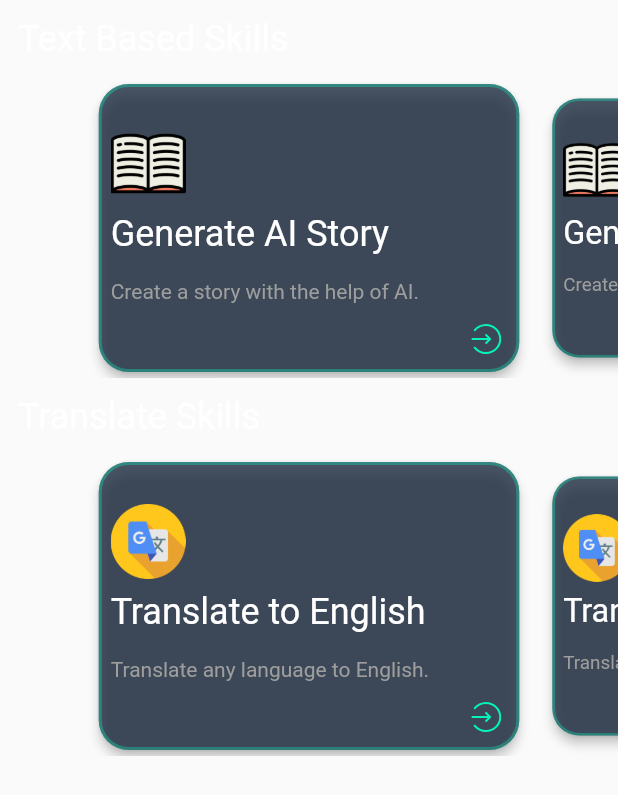
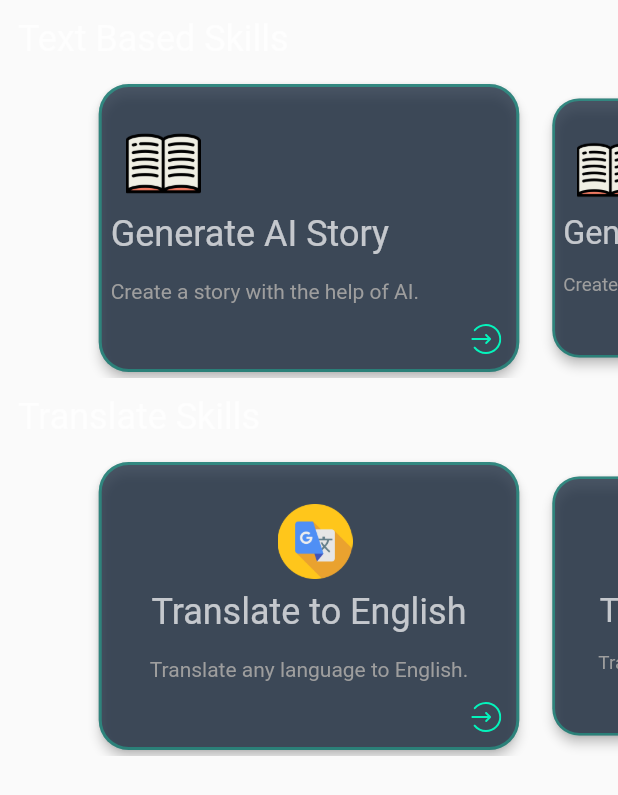
Before and after one commit to LocaFi/bardly-mobile-app, a Flutter app: the ExplorePage widget shown alone on an empty page, opened directly, on a phone screen of 412 x 824 dp. Shown: the top 795 px of the screen. Run offline on Flutter 3.47's test engine with Material 2 defaults, Android fonts, the phone set to English and light mode, and no system bars; our stand-ins replace dio, flutter_bloc, flutter_secure_storage, flutter_svg, get, shared_preferences and 1 more; missing offline and left inert: bottom_bar_matu, cupertino_onboarding, mobile_chat_ui, pretty_logger; accounts and stored records are empty; network calls fail; statements that could not run were skipped.

Commit message:
app design changed

```diff
--- a/lib/views/explore/explore_page.dart
+++ b/lib/views/explore/explore_page.dart
@@ -19,11 +19,11 @@ class _ExplorePageState extends State<ExplorePage> {
             child: Column(
               crossAxisAlignment: CrossAxisAlignment.start,
               children: [
-                const Padding(
+                 Padding(
                   padding: EdgeInsets.only(left: 12.0, top: 12, bottom: 12),
                   child: Text(
                     'Text Based Skills',
-                    style: TextStyle(color: Colors.white, fontSize: 24),
+                    style: TextStyle(color: Colors.white.withOpacity(0.7), fontSize: 24),
                   ),
                 ),
                 SizedBox(
@@ -55,18 +55,18 @@ class _ExplorePageState extends State<ExplorePage> {
                               ),
                               Padding(
                                 padding:
-                                    const EdgeInsets.only(left: 8.0, top: 8),
+                                    const EdgeInsets.only(left: 18.0, top: 8),
                                 child: SizedBox(
                                     height: 50,
                                     width: 50,
                                     child: Image.asset('assets/book.png')),
                               ),
-                              const Padding(
+                               Padding(
                                 padding: EdgeInsets.all(8.0),
                                 child: Text(
                                   "Generate AI Story",
                                   style: TextStyle(
-                                      fontSize: 24, color: Colors.white),
+                                      fontSize: 24, color: Colors.white.withOpacity(0.7)),
                                 ),
                               ),
                               const Padding(
@@ -98,11 +98,11 @@ class _ExplorePageState extends State<ExplorePage> {
                     },
                   ),
                 ),
-                const Padding(
+                 Padding(
                   padding: EdgeInsets.only(left: 12.0, top: 12, bottom: 12),
                   child: Text(
                     'Translate Skills',
-                    style: TextStyle(color: Colors.white, fontSize: 24),
+                    style: TextStyle(color: Colors.white.withOpacity(0.7), fontSize: 24),
                   ),
                 ),
                 SizedBox(
@@ -127,7 +127,7 @@ class _ExplorePageState extends State<ExplorePage> {
                                   width: 2),
                               borderRadius: BorderRadius.circular(20)),
                           child: Column(
-                            crossAxisAlignment: CrossAxisAlignment.start,
+                            crossAxisAlignment: CrossAxisAlignment.center,
                             children: [
                               const SizedBox(
                                 height: 20,
@@ -140,12 +140,12 @@ class _ExplorePageState extends State<ExplorePage> {
                                     width: 50,
                                     child: Image.asset('assets/translate.png')),
                               ),
-                              const Padding(
+                               Padding(
                                 padding: EdgeInsets.all(8.0),
                                 child: Text(
                                   "Translate to English",
                                   style: TextStyle(
-                                      fontSize: 24, color: Colors.white),
+                                      fontSize: 24, color: Colors.white.withOpacity(0.7)),
                                 ),
                               ),
                               const Padding(
```
Also changed, not shown: lib/views/home/home_view.dart (+139 -58 lines), lib/views/recent/recent_page.dart (+6 -4 lines), 1 other file.
